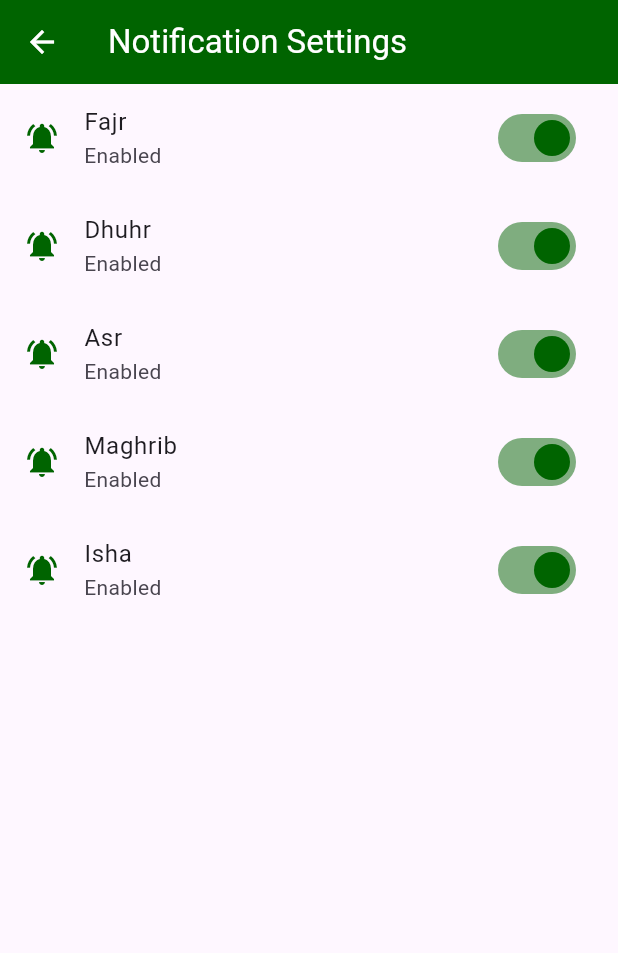
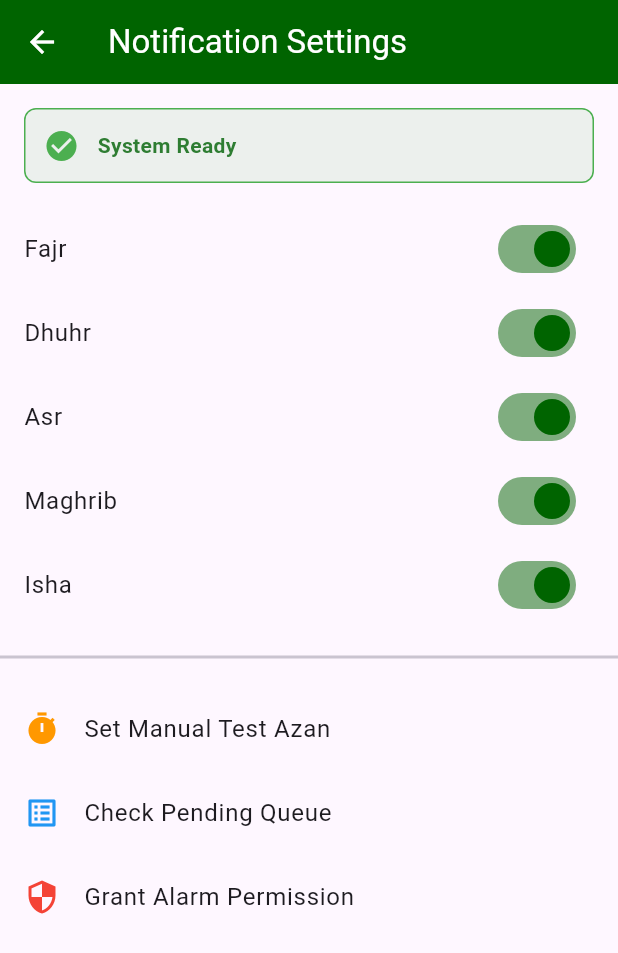
Before and after one commit to Hariz23/Al-Fajr, a Flutter app: the NotificationSettingsScreen screen opened directly, on a phone screen of 412 x 824 dp. Shown: the top 953 px of the screen. Run offline on Flutter 3.47's test engine with Material 3 defaults, Android fonts, the phone set to English and light mode, and no system bars; our stand-ins replace cloud_firestore, firebase_auth, firebase_core, flutter_local_notifications, flutter_timezone, geolocator and 5 more; missing offline and left inert: flutter_qiblah, islamic_hijri_calendar; accounts and stored records are empty; network calls fail.

Commit message:
Fixed notification bug

```diff
--- a/lib/notifications_settings_screen.dart
+++ b/lib/notifications_settings_screen.dart
@@ -1,6 +1,7 @@
 import 'package:flutter/material.dart';
 import 'package:provider/provider.dart';
 import 'language_provider.dart';
+import 'notification_service.dart';
 import 'theme.dart';
 
 class NotificationSettingsScreen extends StatelessWidget {
@@ -18,38 +19,95 @@ class NotificationSettingsScreen extends StatelessWidget {
         foregroundColor: Colors.white,
       ),
       body: ListView(
-        children: settings.keys.map((prayer) {
-          return SwitchListTile(
-            activeThumbColor: AppTheme.primaryGreen,
-            secondary: Icon(
-              settings[prayer]! ? Icons.notifications_active : Icons.notifications_off,
-              color: settings[prayer]! ? AppTheme.primaryGreen : Colors.grey,
-            ),
-            title: Text(_getPrayerName(prayer, lang)),
-            subtitle: Text(
-              settings[prayer]!
-                ? lang.getText("Enabled", "Aktif")
-                : lang.getText("Disabled", "Dimatikan")
-            ),
-            value: settings[prayer]!,
-            onChanged: (bool value) {
-              lang.togglePrayerNotification(prayer);
+        children: [
+          // STATUS CHECKER
+          FutureBuilder<bool>(
+            future: NotificationService().checkAlarmPermission(),
+            builder: (context, snapshot) {
+              final granted = snapshot.data ?? false;
+              return Container(
+                margin: const EdgeInsets.all(16),
+                padding: const EdgeInsets.all(12),
+                decoration: BoxDecoration(
+                  color: granted ? Colors.green.withOpacity(0.1) : Colors.red.withOpacity(0.1),
+                  borderRadius: BorderRadius.circular(8),
+                  border: Border.all(color: granted ? Colors.green : Colors.red),
+                ),
+                child: Row(
+                  children: [
+                    Icon(granted ? Icons.check_circle : Icons.error, color: granted ? Colors.green : Colors.red),
+                    const SizedBox(width: 12),
+                    Text(
+                      granted ? "System Ready" : "System Blocked - Grant Below",
+                      style: TextStyle(fontWeight: FontWeight.bold, color: granted ? Colors.green[800] : Colors.red[800]),
+                    ),
+                  ],
+                ),
+              );
             },
-          );
-        }).toList(),
+          ),
+
+          ...settings.keys.map((prayer) {
+            final isEnabled = settings[prayer]!;
+            return SwitchListTile(
+              activeColor: AppTheme.primaryGreen,
+              title: Text(_getPrayerName(prayer, lang)),
+              value: isEnabled,
+              onChanged: (bool value) async {
+                lang.togglePrayerNotification(prayer);
+                if (!value) {
+                  await NotificationService().cancelPrayer(_getPrayerId(prayer));
+                }
+              },
+            );
+          }),
+
+          const Divider(thickness: 2, height: 40),
+
+          // DEBUG TOOLS
+          ListTile(
+            leading: const Icon(Icons.timer, color: Colors.orange),
+            title: const Text("Set Manual Test Azan"),
+            onTap: () async {
+              final TimeOfDay? picked = await showTimePicker(
+                context: context,
+                initialTime: TimeOfDay.now(),
+              );
+              if (picked != null) {
+                await NotificationService().scheduleDebug(id: 88, pickedTime: picked);
+              }
+            },
+          ),
+          ListTile(
+            leading: const Icon(Icons.list_alt, color: Colors.blue),
+            title: const Text("Check Pending Queue"),
+            onTap: () => NotificationService().checkPending(),
+          ),
+          ListTile(
+            leading: const Icon(Icons.security, color: Colors.red),
+            title: const Text("Grant Alarm Permission"),
+            onTap: () => NotificationService().openAlarmSettings(),
+          ),
+        ],
       ),
     );
   }
 
-  // Helper to translate prayer names
+  int _getPrayerId(String prayer) {
+    switch (prayer) {
+      case "Fajr": return 0;
+      case "Dhuhr": return 1;
+      case "Asr": return 2;
+      case "Maghrib": return 3;
+      case "Isha": return 4;
+      default: return 99;
+    }
+  }
+
   String _getPrayerName(String prayer, LanguageProvider lang) {
     if (lang.isEnglish) return prayer;
     Map<String, String> msNames = {
-      "Fajr": "Subuh",
-      "Dhuhr": "Zohor",
-      "Asr": "Asar",
-      "Maghrib": "Maghrib",
-      "Isha": "Isyak",
+      "Fajr": "Subuh", "Dhuhr": "Zohor", "Asr": "Asar", "Maghrib": "Maghrib", "Isha": "Isyak",
     };
     return msNames[prayer] ?? prayer;
   }
```
Also changed, not shown: lib/main.dart (+18 -1 lines), lib/notification_service.dart (+116 -27 lines), lib/settings_screen.dart (+17 -2 lines), pubspec.yaml (+7 -7 lines), flutter_01.png (added), pubspec.lock, 1 other file.
